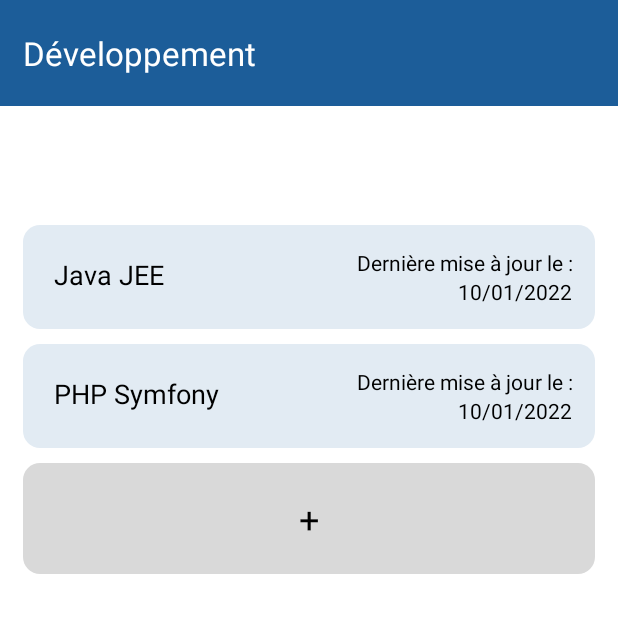
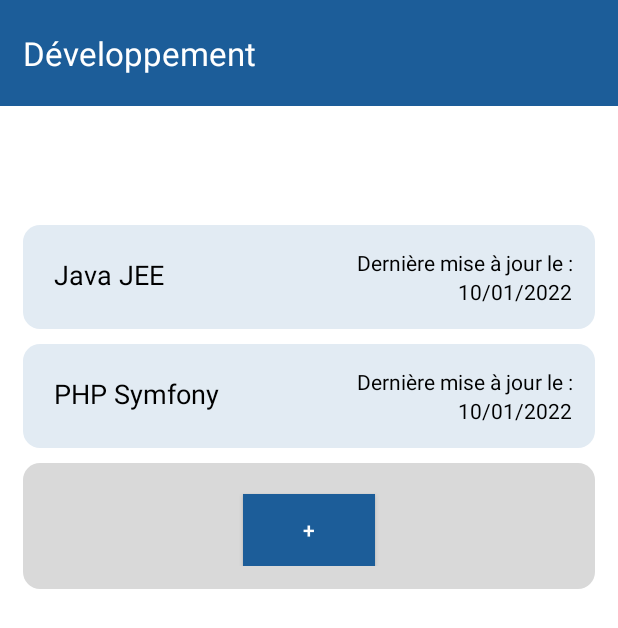
Before and after one commit to Rom2-ls/MyClass, an Android app: the DetailMatiereActivity screen opened directly, with no data from a screen before it, on a phone screen of 412 x 824 dp. Shown: the top 628 px of the screen. Run offline under Robolectric (Android 15) with nearby library versions, the phone set to English and light mode, and no system bars; our stand-ins replace Firebase (no records; nobody signed in at launch, a user with empty details on screens opened directly), FlexboxLayout; 2 statements that could not run were skipped.

Commit message:
update photo

```diff
--- a/app/build.gradle
+++ b/app/build.gradle
@@ -20,6 +20,7 @@ android {
         dataBinding true
         viewBinding true
     }
+
 
 
     buildTypes {
@@ -54,6 +55,7 @@ dependencies {
     implementation 'androidx.constraintlayout:constraintlayout:2.1.3'
     implementation 'com.google.firebase:firebase-auth-ktx:21.1.0'
     implementation 'com.google.firebase:firebase-database-ktx'
+    implementation 'com.google.firebase:firebase-storage-ktx'
     implementation 'androidx.navigation:navigation-fragment-ktx:2.4.1'
     implementation 'androidx.navigation:navigation-ui-ktx:2.4.1'
     implementation 'androidx.lifecycle:lifecycle-viewmodel-ktx:2.4.0'
@@ -64,3 +66,4 @@ dependencies {
 }
 
 apply plugin: 'com.google.gms.google-services'
+apply plugin: 'kotlin-android-extensions'
--- a/app/src/main/java/com/example/myclass/DetailMatiereActivity.kt
+++ b/app/src/main/java/com/example/myclass/DetailMatiereActivity.kt
@@ -1,11 +1,129 @@
 package com.example.myclass
 
+import android.content.ContentValues
+import android.content.Intent
+import android.content.pm.PackageManager
+import android.graphics.Bitmap
+import android.icu.text.SimpleDateFormat
+import android.os.Build
 import androidx.appcompat.app.AppCompatActivity
+import kotlinx.android.synthetic.main.activity_main.*
 import android.os.Bundle
+import android.provider.MediaStore
+import android.widget.Button
+import android.widget.TextView
+import android.widget.Toast
+import com.google.firebase.storage.FirebaseStorage
+import com.google.firebase.database.DatabaseError
+import java.io.ByteArrayOutputStream
+import java.util.*
 
 class DetailMatiereActivity : AppCompatActivity() {
+
+    private val storage = FirebaseStorage.getInstance()
+    val photoButton = findViewById<Button>(R.id.button_send)
+    private val PERMISSION_CODE = 1000
+    private val IMAGE_CAPTURE_CODE = 1001
+    var vFilename: String = ""
+
     override fun onCreate(savedInstanceState: Bundle?) {
         super.onCreate(savedInstanceState)
         setContentView(R.layout.activity_detail_matiere)
+
+        // Récupérez une référence à l'emplacement où vous souhaitez enregistrer la photo :
+        val storageRef = storage.reference.child("Photos")
+
+        // Définissez un gestionnaire d'événements pour le bouton de prise de photo :
+        /*photoButton.setOnClickListener {
+            new takePictureIntent
+            // Utilisez l'API de l'application intégrée de l'appareil photo pour prendre une photo :
+            Intent(MediaStore.ACTION_IMAGE_CAPTURE).also { takePictureIntent ->
+                takePictureIntent.resolveActivity(packageManager)?.also {
+                    startActivityForResult(takePictureIntent, REQUEST_IMAGE_CAPTURE)
+                }
+            }
+        }*/
+        photoButton.setOnClickListener {
+            if (Build.VERSION.SDK_INT >= Build.VERSION_CODES.M) {
+                openCamera()
+            } else {
+                Toast.makeText(applicationContext, "Votre version d'android n'est pas suportée !",Toast.LENGTH_LONG).show()
+            }
+        }
     }
+
+    private fun openCamera() {
+        val values = ContentValues()
+        values.put(MediaStore.Images.Media.TITLE, "New Picture")
+        values.put(MediaStore.Images.Media.DESCRIPTION, "From the Camera")
+
+        // set filename
+        val timeStamp = SimpleDateFormat("yyyyMMdd_HHmmss").format(Date())
+        vFilename = "FOTO_" + timeStamp + ".jpg"
+
+        //camera intent
+        val cameraIntent = Intent(MediaStore.ACTION_IMAGE_CAPTURE)
+
+        startActivityForResult(cameraIntent, IMAGE_CAPTURE_CODE)
+    }
+
+    override fun onRequestPermissionsResult(requestCode: Int, permissions: Array<out String>, grantResults: IntArray) {
+        //called when user presses ALLOW or DENY from Permission Request Popup
+        when(requestCode){
+            PERMISSION_CODE -> {
+                if (grantResults.size > 0 && grantResults[0] ==
+                    PackageManager.PERMISSION_GRANTED){
+                    //permission from popup was granted
+                    openCamera()
+                }
+                else{
+                    //permission from popup was denied
+                    Toast.makeText(applicationContext, "Permission Denied",Toast.LENGTH_LONG).show()
+                }
+            }
+        }
+    }
+
+    override fun onActivityResult(requestCode: Int, resultCode: Int, data: Intent?) {
+        if (requestCode == IMAGE_CAPTURE_CODE && resultCode == RESULT_OK) {
+            // Récupérez la photo prise :
+            val imageBitmap = data?.extras?.get("data") as Bitmap
+
+            // Enregistrez la photo dans Firebase Storage
+            val photoRef = storage.to(vFilename)
+            val baos = ByteArrayOutputStream()
+            imageBitmap.compress(Bitmap.CompressFormat.JPEG, 100, baos)
+            val imageData = baos.toByteArray()
+
+            val uploadTask = photoRef.writeBytes(imageData)
+            /*uploadTask.addOnFailureListener {
+                // En cas d'échec, affichez un message d'erreur à l'utilisateur
+                Toast.makeText(this, "Erreur lors de l'enregistrement de la photo", Toast.LENGTH_SHORT).show()
+            }*/
+        }
+    }
+
+  /*  companion object {
+        private const val REQUEST_IMAGE = TODO()
+
+        // Récupérez la référence à l'emplacement où vous avez enregistré la photo :
+        val photoRef = storageRef.child("${UUID.randomUUID()}.jpg")
+
+        // Convertissez la photo en un tableau d'octets pour pouvoir l'enregistrer dans Firebase Storage :
+        val baos = ByteArrayOutputStream()
+        imageBitmap.compress(Bitmap.CompressFormat.JPEG, 100, baos)
+        val imageData = baos.toByteArray()
+
+        // Enregistrez la photo dans Firebase Storage en utilisant la référence à l'emplacement :
+        val uploadTask = photoRef.putBytes(imageData)
+        uploadTask.addOnFailureListener {
+            // En cas d'échec, affichez un message d'erreur à l'utilisateur
+            Toast.makeText(this, "Erreur lors de l'enregistrement de la photo", Toast.LENGTH_SHORT).show()
+        }
+
+    }*/
 }
+
+private fun <A, B> Pair<A, B>.writeBytes(imageData: ByteArray) {
+
+}
--- a/app/src/main/res/layout/activity_detail_matiere.xml
+++ b/app/src/main/res/layout/activity_detail_matiere.xml
@@ -39,58 +39,62 @@
             android:textColor="@color/white"/>
     </com.google.android.flexbox.FlexboxLayout>
 
+    <LinearLayout
+        android:layout_width="match_parent"
+        android:layout_height="match_parent"
+        android:layout_marginHorizontal="15dp"
+        android:layout_marginTop="140dp"
+        android:gravity="left|top"
+        android:orientation="vertical"
+        app:layout_constraintBottom_toBottomOf="parent"
+
+        app:layout_constraintEnd_toEndOf="parent"
+        app:layout_constraintStart_toStartOf="parent"
+        app:layout_constraintTop_toTopOf="parent">
+
         <LinearLayout xmlns:android="http://schemas.android.com/apk/res/android"
             xmlns:tools="http://schemas.android.com/tools"
             android:layout_width="match_parent"
-        android:layout_height="match_parent"
-        android:layout_marginTop="140dp"
-        android:layout_marginHorizontal="15dp"
-        android:gravity="left|top"
-        android:orientation="vertical"
+            android:layout_height="wrap_content"
+            android:layout_marginTop="10dp"
+            android:background="@drawable/class_card"
+            android:gravity="start|top"
+            android:orientation="horizontal"
+            android:padding="15dp"
             app:layout_constraintBottom_toBottomOf="parent"
             app:layout_constraintEnd_toEndOf="parent"
             app:layout_constraintStart_toStartOf="parent"
             app:layout_constraintTop_toTopOf="parent"
 
             >
-            <LinearLayout xmlns:android="http://schemas.android.com/apk/res/android"
-                    xmlns:tools="http://schemas.android.com/tools"
-                    android:layout_width="match_parent"
-                    android:layout_height="wrap_content"
-                    android:layout_marginTop="10dp"
-                    android:padding="15dp"
-                    android:gravity="start|top"
-                    android:orientation="horizontal"
-                    android:background="@drawable/class_card"
-                    app:layout_constraintBottom_toBottomOf="parent"
-                    app:layout_constraintEnd_toEndOf="parent"
-                    app:layout_constraintStart_toStartOf="parent"
-                    app:layout_constraintTop_toTopOf="parent"
 
-                    >
             <TextView
                 android:layout_width="wrap_content"
                 android:layout_height="wrap_content"
+                android:layout_margin="5dp"
                 android:text="Java JEE"
-                        android:textSize="18dp"
-                        android:layout_margin="5dp"
-                        android:textColor="@color/black" />
+                android:textColor="@color/black"
+                android:textSize="18dp" />
+
             <View
                 android:layout_width="0dp"
                 android:layout_height="0dp"
                 android:layout_weight="1" />
+
             <LinearLayout xmlns:android="http://schemas.android.com/apk/res/android"
                 xmlns:tools="http://schemas.android.com/tools"
                 android:layout_width="wrap_content"
                 android:layout_height="wrap_content"
                 android:gravity="left|top"
                 android:orientation="vertical">
+
                 <TextView
                     android:layout_width="match_parent"
                     android:layout_height="wrap_content"
                     android:text="Dernière mise à jour le :"
                     android:textAlignment="textEnd"
                     android:textColor="@color/black" />
+
                 <TextView
                     android:layout_width="match_parent"
                     android:layout_height="wrap_content"
@@ -99,44 +103,50 @@
                     android:textColor="@color/black" />
             </LinearLayout>
         </LinearLayout>
+
         <LinearLayout xmlns:android="http://schemas.android.com/apk/res/android"
             xmlns:tools="http://schemas.android.com/tools"
             android:layout_width="match_parent"
             android:layout_height="wrap_content"
             android:layout_marginTop="10dp"
-            android:padding="15dp"
+            android:background="@drawable/class_card"
             android:gravity="start|top"
             android:orientation="horizontal"
-            android:background="@drawable/class_card"
+            android:padding="15dp"
             app:layout_constraintBottom_toBottomOf="parent"
             app:layout_constraintEnd_toEndOf="parent"
             app:layout_constraintStart_toStartOf="parent"
             app:layout_constraintTop_toTopOf="parent"
 
             >
+
             <TextView
                 android:layout_width="wrap_content"
                 android:layout_height="wrap_content"
+                android:layout_margin="5dp"
                 android:text="PHP Symfony"
-                android:textSize="18dp"
-                android:layout_margin="5dp"
-                android:textColor="@color/black" />
+                android:textColor="@color/black"
+                android:textSize="18dp" />
+
             <View
                 android:layout_width="0dp"
                 android:layout_height="0dp"
                 android:layout_weight="1" />
+
             <LinearLayout xmlns:android="http://schemas.android.com/apk/res/android"
                 xmlns:tools="http://schemas.android.com/tools"
                 android:layout_width="wrap_content"
                 android:layout_height="wrap_content"
                 android:gravity="left|top"
                 android:orientation="vertical">
+
                 <TextView
                     android:layout_width="match_parent"
                     android:layout_height="wrap_content"
                     android:text="Dernière mise à jour le :"
                     android:textAlignment="textEnd"
                     android:textColor="@color/black" />
+
                 <TextView
                     android:layout_width="match_parent"
                     android:layout_height="wrap_content"
@@ -145,28 +155,33 @@
                     android:textColor="@color/black" />
             </LinearLayout>
         </LinearLayout>
+
         <LinearLayout xmlns:android="http://schemas.android.com/apk/res/android"
             xmlns:tools="http://schemas.android.com/tools"
             android:layout_width="match_parent"
             android:layout_height="wrap_content"
             android:layout_marginTop="10dp"
-        android:padding="15dp"
+            android:background="@drawable/class_card_add"
             android:gravity="center"
             android:orientation="vertical"
-        android:background="@drawable/class_card_add"
+            android:padding="15dp"
             app:layout_constraintBottom_toBottomOf="parent"
             app:layout_constraintEnd_toEndOf="parent"
             app:layout_constraintStart_toStartOf="parent"
             app:layout_constraintTop_toTopOf="parent"
 
             >
-        <TextView
+
+            <androidx.appcompat.widget.AppCompatButton
+                android:id="@+id/button_send"
                 android:layout_width="wrap_content"
                 android:layout_height="wrap_content"
+                android:layout_marginTop="5dp"
+                android:background="@color/primary"
                 android:text="+"
-            android:textSize="24dp"
-            android:layout_margin="5dp"
-            android:textColor="@color/black" />
+                android:textColor="@color/white"
+                app:layout_constraintTop_toBottomOf="@+id/button6"/>
+
         </LinearLayout>
     </LinearLayout>
 </androidx.constraintlayout.widget.ConstraintLayout>
--- /dev/null
+++ b/app/src/main/res/xml/provider_paths.xml
@@ -0,0 +1,6 @@
+<?xml version="1.0" encoding="utf-8"?>
+<paths xmlns:android="http://schemas.android.com/apk/res/android">
+    <external-path
+        name="external_files"
+        path="." />
+</paths>
--- a/build.gradle
+++ b/build.gradle
@@ -1,6 +1,7 @@
 buildscript {
     dependencies {
         classpath 'com.google.gms:google-services:4.3.13'
+        classpath "org.jetbrains.kotlin:kotlin-android-extensions:1.7.20"
     }
 }
 // Top-level build file where you can add configuration options common to all sub-projects/modules.
```
Also changed, not shown: app/src/main/AndroidManifest.xml (+17 -1 lines). Lines whose indentation alone changed are shown as unchanged.
